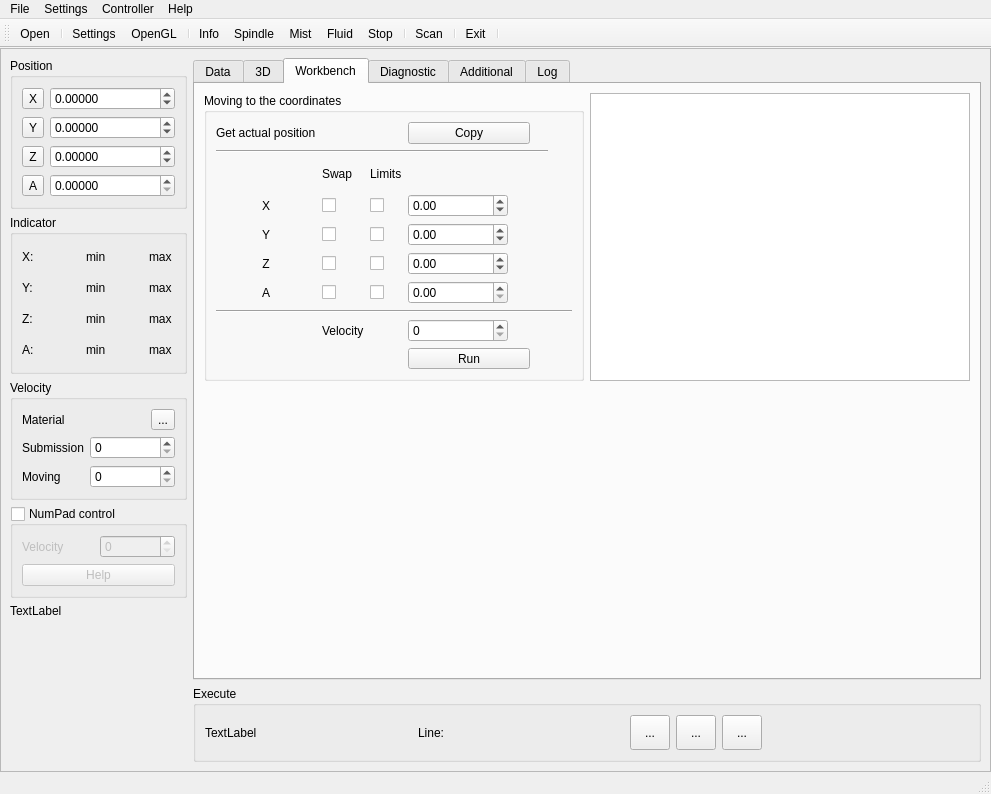
Old version of the form sources/forms/MainWindow.ui in the repository eduard-x/cnc-qt.
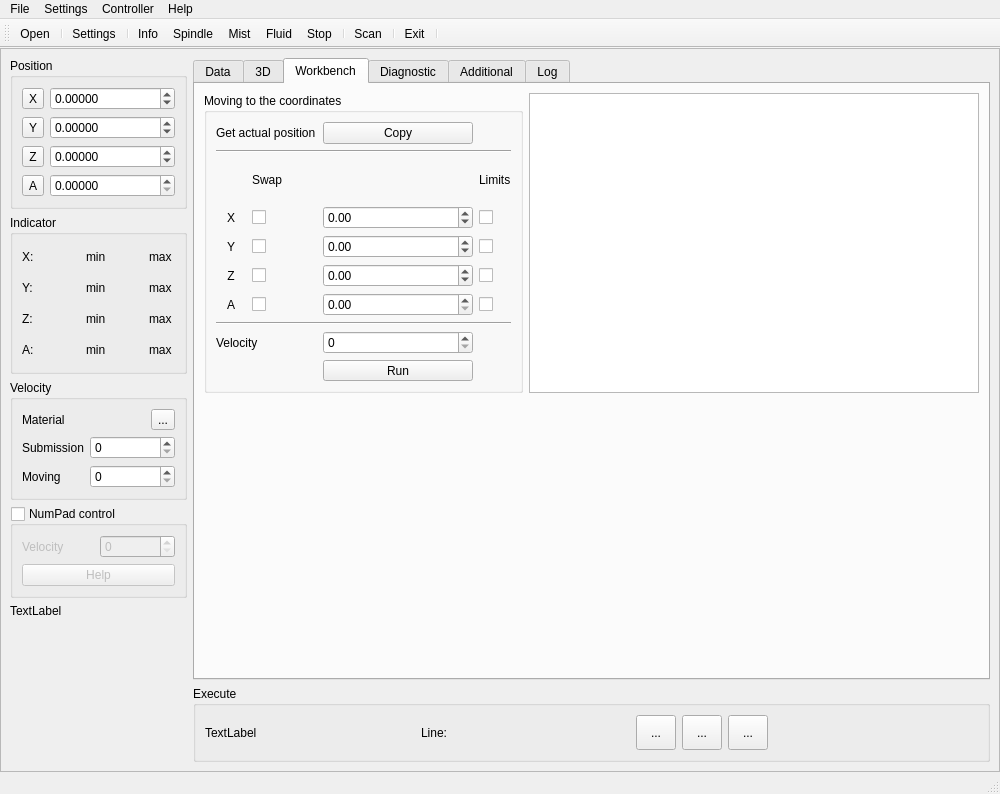
New version of the form. The open tabs and pages were chosen to show the change. Icons and pictures are not drawn.

```diff
--- a/sources/forms/MainWindow.ui
+++ b/sources/forms/MainWindow.ui
@@ -6,7 +6,7 @@
    <rect>
     <x>0</x>
     <y>0</y>
-    <width>991</width>
+    <width>1000</width>
     <height>794</height>
    </rect>
   </property>
@@ -900,7 +900,7 @@
              <item row="0" column="0">
               <widget class="QGroupBox" name="groupBoxMoving">
                <property name="sizePolicy">
-                <sizepolicy hsizetype="Minimum" vsizetype="MinimumExpanding">
+                <sizepolicy hsizetype="Minimum" vsizetype="Minimum">
                  <horstretch>0</horstretch>
                  <verstretch>0</verstretch>
                 </sizepolicy>
@@ -916,19 +916,6 @@
                   </property>
                  </widget>
                 </item>
-                <item row="13" column="2">
-                 <widget class="QCheckBox" name="checkBoxLimitsA">
-                  <property name="maximumSize">
-                   <size>
-                    <width>50</width>
-                    <height>16777215</height>
-                   </size>
-                  </property>
-                  <property name="text">
-                   <string/>
-                  </property>
-                 </widget>
-                </item>
                 <item row="9" column="1">
                  <widget class="QCheckBox" name="checkBoxSwapX">
                   <property name="maximumSize">
@@ -942,13 +929,6 @@
                   </property>
                  </widget>
                 </item>
-                <item row="4" column="2">
-                 <widget class="QLabel" name="label_11">
-                  <property name="text">
-                   <string>Limits</string>
-                  </property>
-                 </widget>
-                </item>
                 <item row="12" column="1">
                  <widget class="QCheckBox" name="checkBoxSwapZ">
                   <property name="maximumSize">
@@ -962,13 +942,6 @@
                   </property>
                  </widget>
                 </item>
-                <item row="1" column="0">
-                 <widget class="QLabel" name="label_2">
-                  <property name="text">
-                   <string>Get actual position</string>
-                  </property>
-                 </widget>
-                </item>
                 <item row="1" column="3">
                  <widget class="QPushButton" name="pushCopyPos">
                   <property name="minimumSize">
@@ -977,6 +950,12 @@
                     <height>0</height>
                    </size>
                   </property>
+                  <property name="maximumSize">
+                   <size>
+                    <width>150</width>
+                    <height>16777215</height>
+                   </size>
+                  </property>
                   <property name="text">
                    <string>Copy</string>
                   </property>
@@ -995,19 +974,6 @@
                   </property>
                  </widget>
                 </item>
-                <item row="9" column="2">
-                 <widget class="QCheckBox" name="checkBoxLimitsX">
-                  <property name="maximumSize">
-                   <size>
-                    <width>50</width>
-                    <height>16777215</height>
-                   </size>
-                  </property>
-                  <property name="text">
-                   <string/>
-                  </property>
-                 </widget>
-                </item>
                 <item row="13" column="1">
                  <widget class="QCheckBox" name="checkBoxSwapA">
                   <property name="maximumSize">
@@ -1021,39 +987,6 @@
                   </property>
                  </widget>
                 </item>
-                <item row="11" column="2">
-                 <widget class="QCheckBox" name="checkBoxLimitsY">
-                  <property name="maximumSize">
-                   <size>
-                    <width>50</width>
-                    <height>16777215</height>
-                   </size>
-                  </property>
-                  <property name="text">
-                   <string/>
-                  </property>
-                 </widget>
-                </item>
-                <item row="15" column="1">
-                 <widget class="QLabel" name="labelVelo">
-                  <property name="text">
-                   <string>Velocity</string>
-                  </property>
-                 </widget>
-                </item>
-                <item row="12" column="2">
-                 <widget class="QCheckBox" name="checkBoxLimitsZ">
-                  <property name="maximumSize">
-                   <size>
-                    <width>50</width>
-                    <height>16777215</height>
-                   </size>
-                  </property>
-                  <property name="text">
-                   <string/>
-                  </property>
-                 </widget>
-                </item>
                 <item row="11" column="0">
                  <widget class="QLabel" name="label_25">
                   <property name="text">
@@ -1074,7 +1007,7 @@
                   </property>
                   <property name="maximumSize">
                    <size>
-                    <width>100</width>
+                    <width>150</width>
                     <height>16777215</height>
                    </size>
                   </property>
@@ -1096,13 +1029,6 @@
                   </property>
                  </widget>
                 </item>
-                <item row="14" column="0" colspan="11">
-                 <widget class="Line" name="line_4">
-                  <property name="orientation">
-                   <enum>Qt::Horizontal</enum>
-                  </property>
-                 </widget>
-                </item>
                 <item row="15" column="3">
                  <widget class="QSpinBox" name="spinMoveVelo">
                   <property name="minimumSize">
@@ -1113,7 +1039,7 @@
                   </property>
                   <property name="maximumSize">
                    <size>
-                    <width>100</width>
+                    <width>150</width>
                     <height>16777215</height>
                    </size>
                   </property>
@@ -1129,7 +1055,7 @@
                   </property>
                   <property name="maximumSize">
                    <size>
-                    <width>100</width>
+                    <width>150</width>
                     <height>16777215</height>
                    </size>
                   </property>
@@ -1145,7 +1071,7 @@
                   </property>
                   <property name="maximumSize">
                    <size>
-                    <width>100</width>
+                    <width>150</width>
                     <height>16777215</height>
                    </size>
                   </property>
@@ -1167,7 +1093,7 @@
                   </property>
                   <property name="maximumSize">
                    <size>
-                    <width>100</width>
+                    <width>150</width>
                     <height>16777215</height>
                    </size>
                   </property>
@@ -1199,13 +1125,6 @@
                   </property>
                  </widget>
                 </item>
-                <item row="3" column="0" colspan="7">
-                 <widget class="Line" name="line_7">
-                  <property name="orientation">
-                   <enum>Qt::Horizontal</enum>
-                  </property>
-                 </widget>
-                </item>
                 <item row="16" column="3">
                  <widget class="QToolButton" name="toolRunMoving">
                   <property name="sizePolicy">
@@ -1220,11 +1139,104 @@
                     <height>0</height>
                    </size>
                   </property>
+                  <property name="maximumSize">
+                   <size>
+                    <width>150</width>
+                    <height>16777215</height>
+                   </size>
+                  </property>
                   <property name="text">
                    <string>Run</string>
                   </property>
                  </widget>
                 </item>
+                <item row="1" column="0" colspan="3">
+                 <widget class="QLabel" name="label_2">
+                  <property name="text">
+                   <string>Get actual position</string>
+                  </property>
+                 </widget>
+                </item>
+                <item row="15" column="0" colspan="3">
+                 <widget class="QLabel" name="labelVelo">
+                  <property name="text">
+                   <string>Velocity</string>
+                  </property>
+                 </widget>
+                </item>
+                <item row="11" column="4">
+                 <widget class="QCheckBox" name="checkBoxLimitsY">
+                  <property name="maximumSize">
+                   <size>
+                    <width>50</width>
+                    <height>16777215</height>
+                   </size>
+                  </property>
+                  <property name="text">
+                   <string/>
+                  </property>
+                 </widget>
+                </item>
+                <item row="9" column="4">
+                 <widget class="QCheckBox" name="checkBoxLimitsX">
+                  <property name="maximumSize">
+                   <size>
+                    <width>50</width>
+                    <height>16777215</height>
+                   </size>
+                  </property>
+                  <property name="text">
+                   <string/>
+                  </property>
+                 </widget>
+                </item>
+                <item row="12" column="4">
+                 <widget class="QCheckBox" name="checkBoxLimitsZ">
+                  <property name="maximumSize">
+                   <size>
+                    <width>50</width>
+                    <height>16777215</height>
+                   </size>
+                  </property>
+                  <property name="text">
+                   <string/>
+                  </property>
+                 </widget>
+                </item>
+                <item row="13" column="4">
+                 <widget class="QCheckBox" name="checkBoxLimitsA">
+                  <property name="maximumSize">
+                   <size>
+                    <width>50</width>
+                    <height>16777215</height>
+                   </size>
+                  </property>
+                  <property name="text">
+                   <string/>
+                  </property>
+                 </widget>
+                </item>
+                <item row="4" column="4">
+                 <widget class="QLabel" name="label_11">
+                  <property name="text">
+                   <string>Limits</string>
+                  </property>
+                 </widget>
+                </item>
+                <item row="14" column="0" colspan="5">
+                 <widget class="Line" name="line_4">
+                  <property name="orientation">
+                   <enum>Qt::Horizontal</enum>
+                  </property>
+                 </widget>
+                </item>
+                <item row="3" column="0" colspan="5">
+                 <widget class="Line" name="line_7">
+                  <property name="orientation">
+                   <enum>Qt::Horizontal</enum>
+                  </property>
+                 </widget>
+                </item>
                </layout>
               </widget>
              </item>
@@ -1241,6 +1253,22 @@
                </property>
               </spacer>
              </item>
+             <item row="0" column="1">
+              <widget class="QGraphicsView" name="graphicsView">
+               <property name="sizePolicy">
+                <sizepolicy hsizetype="MinimumExpanding" vsizetype="MinimumExpanding">
+                 <horstretch>0</horstretch>
+                 <verstretch>0</verstretch>
+                </sizepolicy>
+               </property>
+               <property name="minimumSize">
+                <size>
+                 <width>450</width>
+                 <height>300</height>
+                </size>
+               </property>
+              </widget>
+             </item>
             </layout>
            </widget>
            <widget class="QWidget" name="tab4">
@@ -2162,7 +2190,7 @@
     <rect>
      <x>0</x>
      <y>0</y>
-     <width>991</width>
+     <width>1000</width>
      <height>30</height>
     </rect>
    </property>
@@ -2220,7 +2248,6 @@
    <addaction name="actionOpen"/>
    <addaction name="separator"/>
    <addaction name="actionSettings"/>
-   <addaction name="actionOpenGL"/>
    <addaction name="separator"/>
    <addaction name="actionInfo"/>
    <addaction name="actionSpindle"/>
@@ -2341,15 +2368,6 @@
     <string>Hardware</string>
    </property>
   </action>
-  <action name="actionOpenGL">
-   <property name="icon">
-    <iconset resource="../CNC-Qt.qrc">
-     <normaloff>:/images/opengl_icon.png</normaloff>:/images/opengl_icon.png</iconset>
-   </property>
-   <property name="text">
-    <string>OpenGL</string>
-   </property>
-  </action>
   <action name="actionLanguage">
    <property name="text">
     <string>Language</string>
```
Left out of the diff: 60 changed lines with no effect on the pictures.
